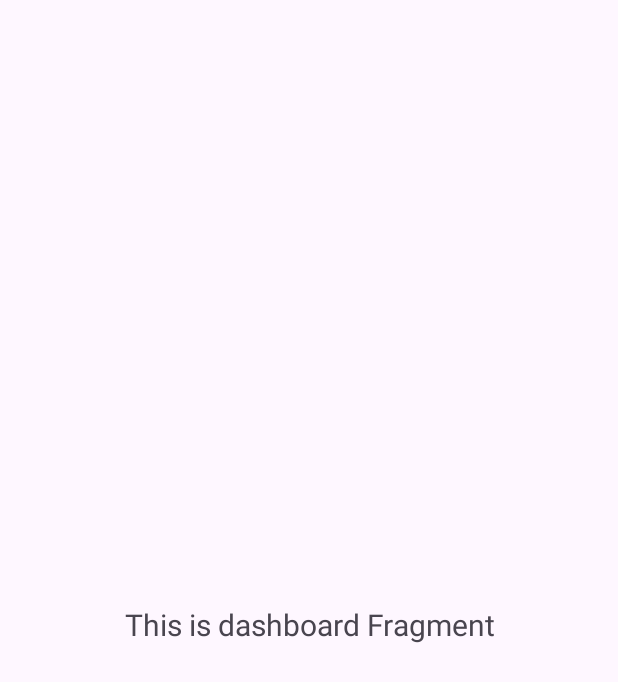
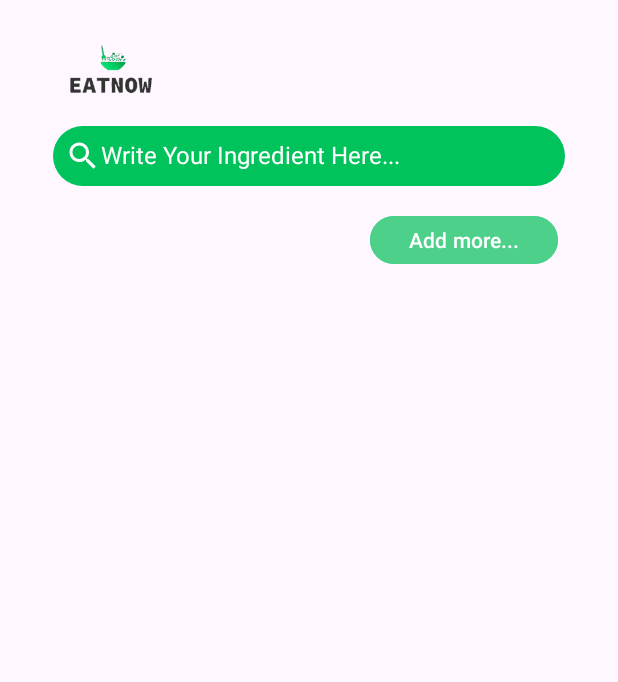
Before and after one commit to morai8/EatNowCapstone, an Android app: the fragment DashboardFragment shown on its own in the app's theme, on a phone screen of 412 x 824 dp. Shown: the top 682 px of the screen. Run offline under Robolectric (Android 15) with nearby library versions, the light colour scheme and no system bars; 2 statements that could not run were skipped.

Commit message:
edit UI Search

```diff
--- /dev/null
+++ b/Mobile Development/app/src/main/res/drawable/ic_search_white.xml
@@ -0,0 +1,5 @@
+<vector android:height="24dp" android:tint="#FFFFFF"
+    android:viewportHeight="24" android:viewportWidth="24"
+    android:width="24dp" xmlns:android="http://schemas.android.com/apk/res/android">
+    <path android:fillColor="@android:color/white" android:pathData="M15.5,14h-0.79l-0.28,-0.27C15.41,12.59 16,11.11 16,9.5 16,5.91 13.09,3 9.5,3S3,5.91 3,9.5 5.91,16 9.5,16c1.61,0 3.09,-0.59 4.23,-1.57l0.27,0.28v0.79l5,4.99L20.49,19l-4.99,-5zM9.5,14C7.01,14 5,11.99 5,9.5S7.01,5 9.5,5 14,7.01 14,9.5 11.99,14 9.5,14z"/>
+</vector>
--- /dev/null
+++ b/Mobile Development/app/src/main/res/drawable/rounded_background.xml
@@ -0,0 +1,8 @@
+<?xml version="1.0" encoding="utf-8"?>
+<shape xmlns:android="http://schemas.android.com/apk/res/android">
+
+    <solid
+        android:color="@color/light_green"/>
+    <corners
+        android:radius="40dp" />
+</shape>
--- a/Mobile Development/app/src/main/res/layout/fragment_dashboard.xml
+++ b/Mobile Development/app/src/main/res/layout/fragment_dashboard.xml
@@ -4,19 +4,49 @@
     xmlns:tools="http://schemas.android.com/tools"
     android:layout_width="match_parent"
     android:layout_height="match_parent"
-    tools:context=".ui.dashboard.DashboardFragment">
+    tools:context=".ui.dashboard.DashboardFragment"
+    android:id="@+id/src_Layout"
+    android:orientation="vertical">
 
     <TextView
-        android:id="@+id/text_dashboard"
+        android:id="@+id/dynamic_Textview"
         android:layout_width="match_parent"
         android:layout_height="wrap_content"
-        android:layout_marginStart="8dp"
-        android:layout_marginTop="8dp"
-        android:layout_marginEnd="8dp"
-        android:textAlignment="center"
-        android:textSize="20sp"
-        app:layout_constraintBottom_toBottomOf="parent"
+        android:padding="8dp"
+        android:text="Write Your Ingredient Here..."
+        android:textSize="16sp"
+        android:drawableLeft="@drawable/ic_search_white"
+        android:background="@drawable/rounded_background"
+        android:textColor="@color/white"
         app:layout_constraintEnd_toEndOf="parent"
         app:layout_constraintStart_toStartOf="parent"
+        app:layout_constraintTop_toTopOf="parent"
+        android:layout_marginStart="35dp"
+        android:layout_marginEnd="35dp"
+        android:layout_marginTop="84dp" />
+
+    <ImageView
+        android:id="@+id/iv_logo"
+        android:layout_width="70dp"
+        android:layout_height="70dp"
+        android:src="@drawable/logo"
+        android:layout_marginTop="10dp"
+        android:layout_marginLeft="40dp"
+        app:layout_constraintStart_toStartOf="parent"
         app:layout_constraintTop_toTopOf="parent" />
+
+    <Button
+        android:id="@+id/btn_More"
+        android:layout_width="125dp"
+        android:layout_height="40dp"
+        android:text="Add more..."
+        android:textAlignment="center"
+        android:textSize="14sp"
+        android:backgroundTint="@color/lime_green"
+        android:layout_marginTop="16dp"
+        android:layout_marginEnd="40dp"
+        app:layout_constraintEnd_toEndOf="parent"
+        app:layout_constraintTop_toBottomOf="@+id/dynamic_Textview" />
+
+
 </androidx.constraintlayout.widget.ConstraintLayout>
--- a/Mobile Development/app/src/main/res/navigation/mobile_navigation.xml
+++ b/Mobile Development/app/src/main/res/navigation/mobile_navigation.xml
@@ -12,7 +12,7 @@
         tools:layout="@layout/fragment_home" />
 
     <fragment
-        android:id="@+id/navigation_scan"
+        android:id="@+id/navigation_search"
         android:name="com.dicoding.picodiploma.eatnowcapstone.ui.dashboard.DashboardFragment"
         android:label="@string/search"
         tools:layout="@layout/fragment_dashboard" />
--- a/Mobile Development/app/src/main/res/values/colors.xml
+++ b/Mobile Development/app/src/main/res/values/colors.xml
@@ -5,4 +5,5 @@
     <color name="light_green">#00C35B</color>
     <color name="light_white">#F2F2F2</color>
     <color name="grey">#8A8888</color>
+    <color name="lime_green">#4CD08A</color>
 </resources>
```
